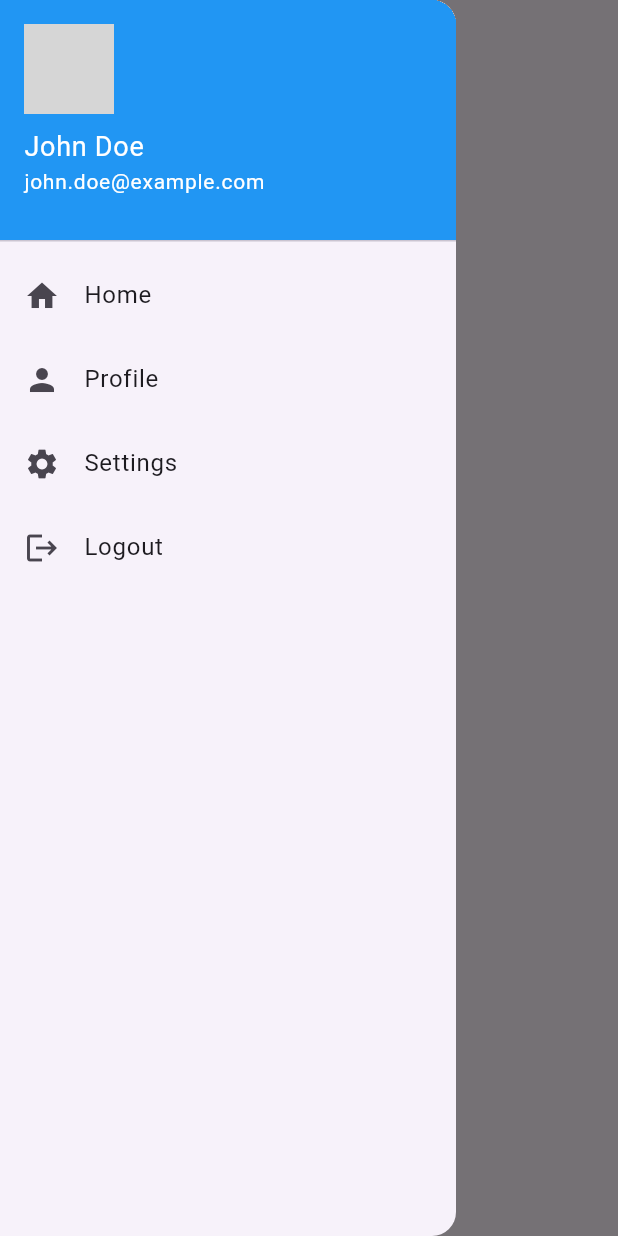
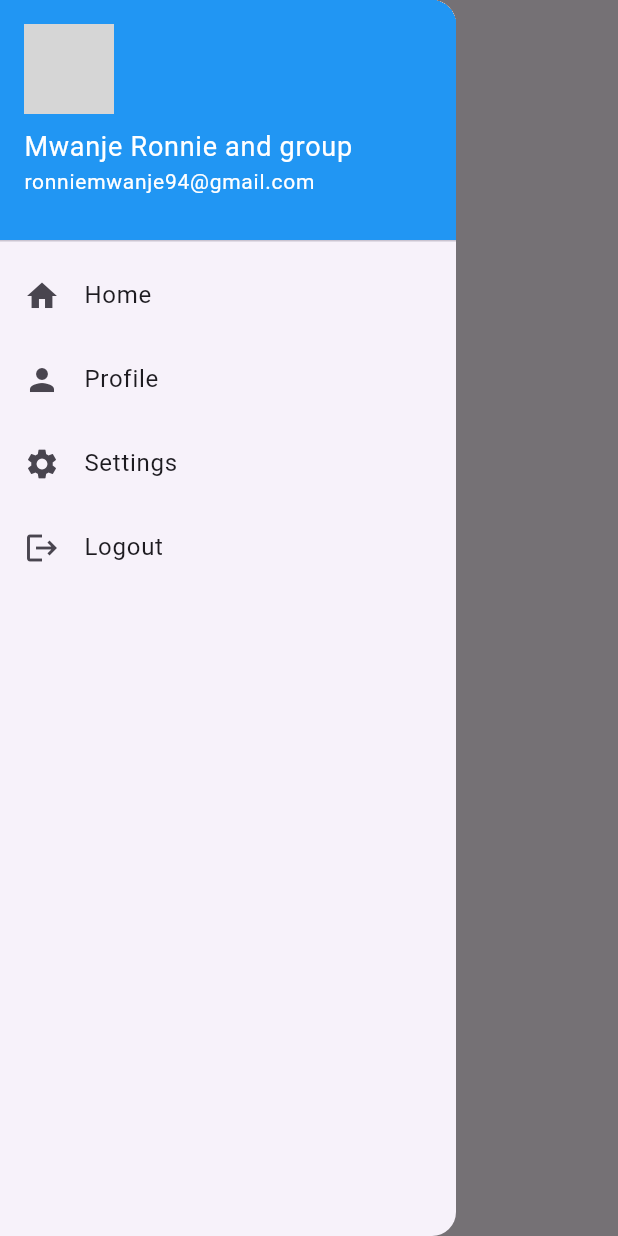
Before and after one commit to mwanjeronie/flutter_assignment, a Flutter app: the HomeScreen screen opened directly, with the side drawer open, on a phone screen of 412 x 824 dp. Run offline on Flutter 3.47's test engine with Material 3 defaults, Android fonts, the phone set to English and light mode, and no system bars; network calls fail; grey boxes are pictures that could not be loaded.

Commit message:
custom style

```diff
--- a/lib/main.dart
+++ b/lib/main.dart
@@ -127,18 +127,18 @@ class AppDrawer extends StatelessWidget {
                 CircleAvatar(
                   radius: 30,
                   backgroundImage: NetworkImage(
-                      'https://www.gstatic.com/flutter-onestack-prototype/genui/example_1.jpg'),
+                      'https://avatars.githubusercontent.com/u/90603939?v=4'),
                 ),
                 SizedBox(height: 8),
                 Text(
-                  'John Doe',
+                  'Mwanje Ronnie and group',
                   style: TextStyle(
                     color: Colors.white,
                     fontSize: 18,
                   ),
                 ),
                 Text(
-                  'john.doe@example.com',
+                  'ronniemwanje94@gmail.com',
                   style: TextStyle(
                     color: Colors.white,
                     fontSize: 14,
@@ -214,16 +214,16 @@ class ProfileScreen extends StatelessWidget {
             CircleAvatar(
               radius: 50,
               backgroundImage: NetworkImage(
-                  'https://www.gstatic.com/flutter-onestack-prototype/genui/example_1.jpg'),
+                  'https://avatars.githubusercontent.com/u/90603939?v=4'),
             ),
             SizedBox(height: 16.0),
             Text(
-              'Name: John Doe',
+              'Name: mwanje Ronnie',
               style: TextStyle(fontSize: 18.0),
             ),
             SizedBox(height: 8.0),
             Text(
-              'Email: john.doe@example.com',
+              'Email: ronniemwanje94@gmail.com',
               style: TextStyle(fontSize: 18.0),
             ),
           ],
```
Also changed, not shown: 3 other files.
